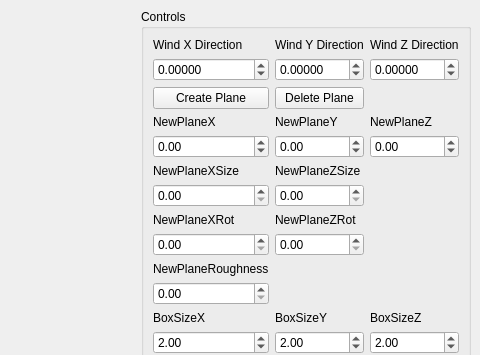
JBufton/Specialist, file ui/MainWindow.ui: the form before one commit; both pictures show x 645 to 1125 and y 0 to 355 of the 1125 by 780 pixel window.
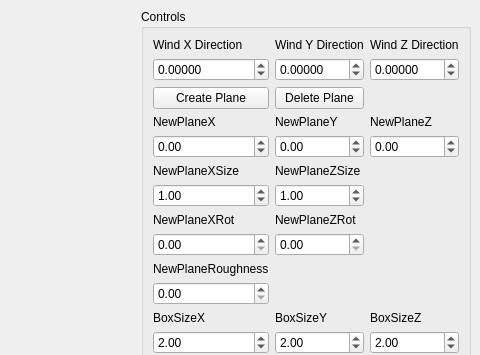
The form after the commit.

Diff of the .ui file:
```diff
--- a/ui/MainWindow.ui
+++ b/ui/MainWindow.ui
@@ -179,6 +179,9 @@
          <property name="singleStep">
           <double>0.050000000000000</double>
          </property>
+         <property name="value">
+          <double>1.000000000000000</double>
+         </property>
         </widget>
        </item>
        <item row="3" column="3">
@@ -193,6 +196,9 @@
          <property name="singleStep">
           <double>0.050000000000000</double>
          </property>
+         <property name="value">
+          <double>1.000000000000000</double>
+         </property>
         </widget>
        </item>
        <item row="7" column="2">
```
